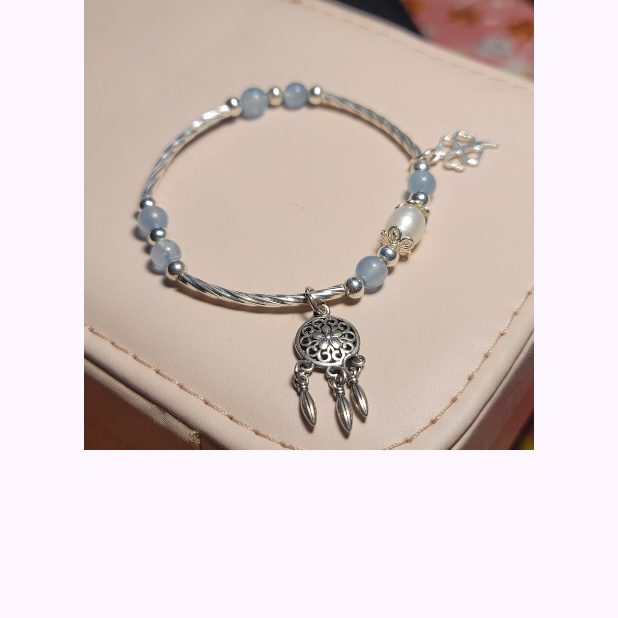
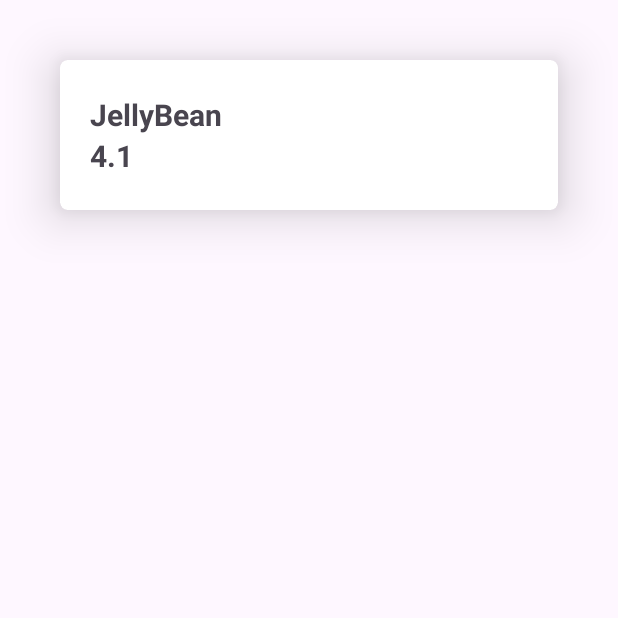
Before and after one commit to DoCongLy/example_dn, an Android app: the screen it shows after launch (MainActivity), on a phone screen of 412 x 824 dp, the top half of it. Run offline under Robolectric (Android 15) with nearby library versions, the phone set to English and light mode, and no system bars.

Commit message:
cardView simple

```diff
--- a/app/src/main/res/layout/activity_main.xml
+++ b/app/src/main/res/layout/activity_main.xml
@@ -4,17 +4,47 @@
     xmlns:tools="http://schemas.android.com/tools"
     android:layout_width="match_parent"
     android:layout_height="match_parent"
-    android:weightSum="2"
+    android:weightSum="4"
     tools:context=".MainActivity"
     android:orientation="vertical">
 
-    <ImageView
+    <androidx.cardview.widget.CardView
         android:layout_width="match_parent"
-        android:layout_height="300dp"
-        android:scaleType="centerInside"
-        android:src="@drawable/anh">
+        android:layout_height="100dp"
+        app:cardCornerRadius="5dp"
+        android:layout_gravity="center"
+        android:layout_margin="40dp"
+        app:cardElevation="20dp">
+        <LinearLayout
+            android:layout_width="match_parent"
+            android:layout_height="match_parent"
+            android:orientation="vertical"
+            android:weightSum="2">
 
-    </ImageView>
+            <TextView
+                android:layout_width="match_parent"
+                android:layout_height="0dp"
+                android:layout_weight="1"
+                android:paddingLeft="20dp"
+                android:gravity="bottom"
+                android:textStyle="bold"
+                android:textSize="20dp"
+                android:text="JellyBean" />
+
+            <TextView
+                android:layout_width="match_parent"
+                android:layout_height="0dp"
+                android:layout_weight="1"
+                android:paddingLeft="20dp"
+                android:gravity="top"
+                android:textStyle="bold"
+                android:textSize="20dp"
+                android:text="4.1"/>
+
+        </LinearLayout>
+
+
+    </androidx.cardview.widget.CardView>
 
 
 </LinearLayout>
```
